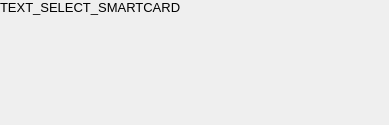
Qt form parsec/core/gui/forms/smartcard_authentication_widget.ui (Scille/parsec-cloud) before a commit.
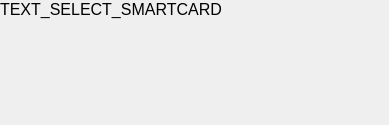
The same form after that commit.

Commit message: [GUI] Increased font size of select smartcard text

The edit to the form file:
```diff
--- a/parsec/core/gui/forms/smartcard_authentication_widget.ui
+++ b/parsec/core/gui/forms/smartcard_authentication_widget.ui
@@ -47,7 +47,7 @@
        </property>
        <property name="font">
         <font>
-         <pointsize>10</pointsize>
+         <pointsize>12</pointsize>
          <weight>50</weight>
          <bold>false</bold>
         </font>
```
